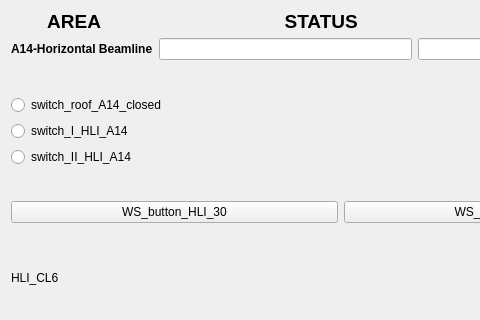
First picture: the form in vcsDisplays/HLI.ui, repository yannS2016/tlabsVCS, before the edit; both pictures show x 0 to 480 and y 0 to 320 of the 681 by 451 pixel window.
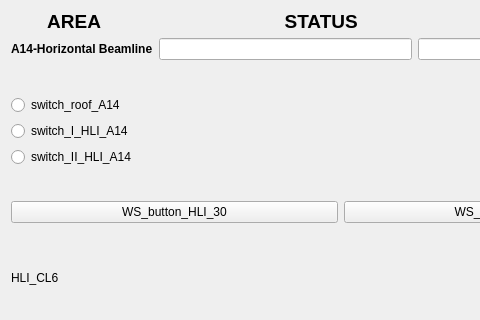
Second picture: the form after the edit. Custom widgets are drawn as their Qt base class.

Diff of the .ui file:
```diff
--- a/vcsDisplays/HLI.ui
+++ b/vcsDisplays/HLI.ui
@@ -105,7 +105,7 @@
        <item>
         <widget class="QERadioButton" name="qeradiobutton_3">
          <property name="text">
-          <string>switch_roof_A14_closed</string>
+          <string>switch_roof_A14</string>
          </property>
          <property name="autoExclusive">
           <bool>false</bool>
```
Left out of the diff: 4 changed lines with no effect on the pictures.
